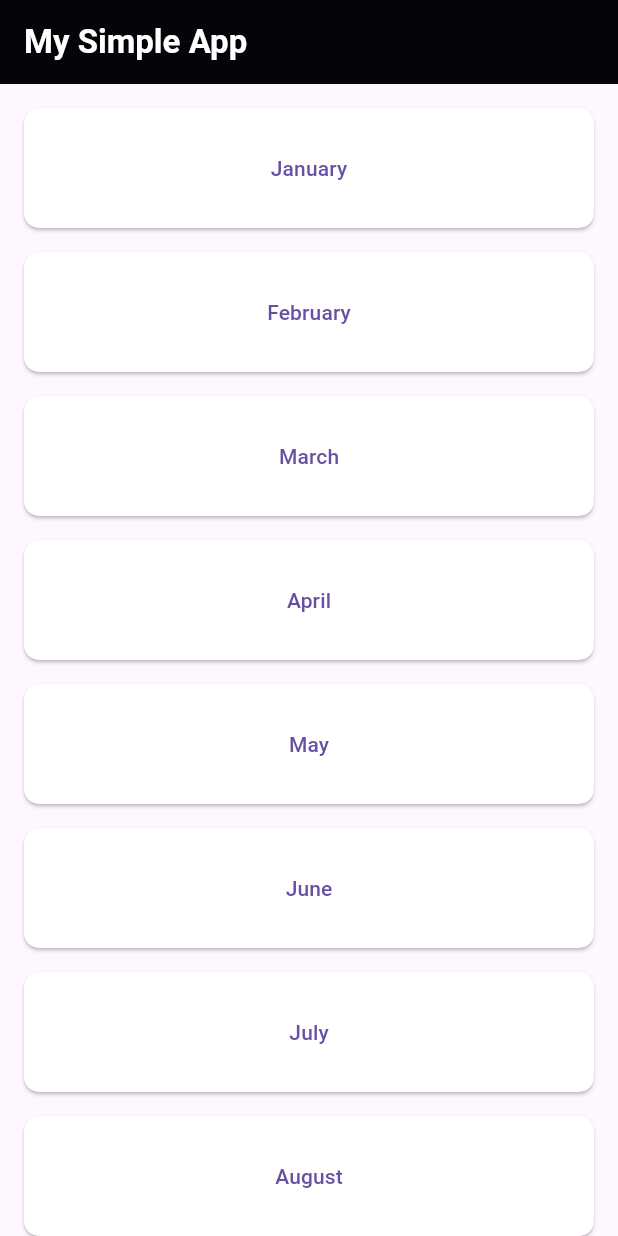
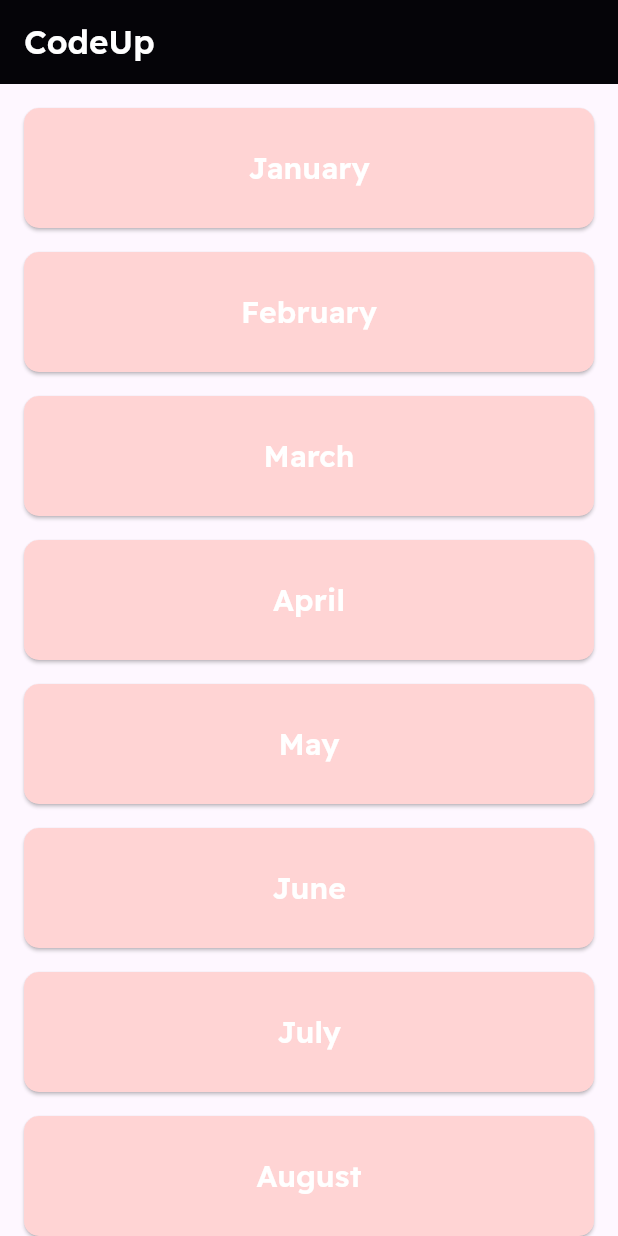
Before and after one commit to Harshit242005/Flutter, a Flutter app: the screen it shows after launch, on a phone screen of 412 x 824 dp. Run offline on Flutter 3.47's test engine with Material 3 defaults, Android fonts, the phone set to English and light mode, and no system bars.

Commit message:
update some UI changes, able to parse the incoming text updates data structure into the visual widget and made some changes with responsive

```diff
--- a/earser/lib/Custom_dialog.dart
+++ b/earser/lib/Custom_dialog.dart
@@ -1,7 +1,10 @@
 //import 'package:earser/Custom_alert.dart';
+// ignore_for_file: file_names
+
 import 'package:flutter/material.dart';
 import 'package:http/http.dart' as http;
 
+// ignore: use_key_in_widget_constructors
 class CustomDialog extends StatefulWidget {
   @override
   _CustomDialogState createState() => _CustomDialogState();
--- a/earser/lib/main.dart
+++ b/earser/lib/main.dart
@@ -12,12 +12,15 @@ class MyApp extends StatelessWidget {
   @override
   Widget build(BuildContext context) {
     return MaterialApp(
-      title: 'Simple App',
+      title: 'CodeUp',
       home: Scaffold(
         appBar: AppBar(
           title: const Text(
-            'My Simple App',
-            style: TextStyle(color: Colors.white, fontWeight: FontWeight.w600),
+            'CodeUp',
+            style: TextStyle(
+                color: Colors.white,
+                fontWeight: FontWeight.w600,
+                fontFamily: 'ReadexPro'),
           ),
           backgroundColor: Colors.black,
           elevation: 1.0,
@@ -88,6 +91,9 @@ class MonthButton extends StatelessWidget {
 
   @override
   Widget build(BuildContext context) {
+    double screenWidth = MediaQuery.of(context).size.width;
+    double buttonWidth = 400.0; // Set your preferred button width
+    double fontSize = screenWidth < buttonWidth ? 14.0 : 20.0;
     return Expanded(
       child: SizedBox(
         width: 400.0, // Set your preferred width
@@ -107,14 +113,21 @@ class MonthButton extends StatelessWidget {
             );
           },
           style: ElevatedButton.styleFrom(
-            backgroundColor:
-                Colors.white, // Set your preferred background color
+            backgroundColor: const Color.fromARGB(
+                255, 255, 212, 212), // Set your preferred background color
             shape: RoundedRectangleBorder(
               borderRadius: BorderRadius.circular(
                   10.0), // Set your preferred border radius
             ),
           ),
-          child: Text(month),
+          child: Text(
+            month,
+            style: TextStyle(
+                color: Colors.white,
+                fontFamily: 'ReadexPro',
+                fontWeight: FontWeight.w600,
+                fontSize: fontSize),
+          ),
         ),
       ),
     );
```
Also changed, not shown: earser/lib/Custom_alert.dart (+10 -5 lines), earser/lib/Custom_button.dart (+13 -4 lines), earser/lib/MonthDetailsPage.dart (+39 -19 lines), earser/lib/TechPage.dart (+33 -61 lines), earser/pubspec.yaml (+5 -14 lines), earser/fonts/ReadexPro.ttf (added).
